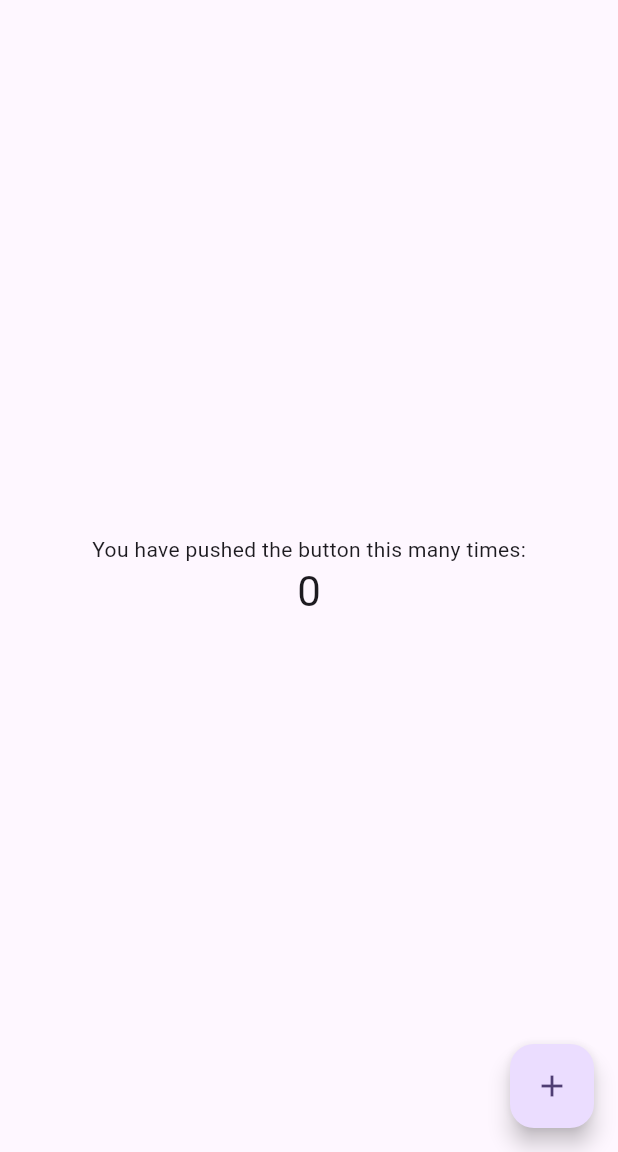
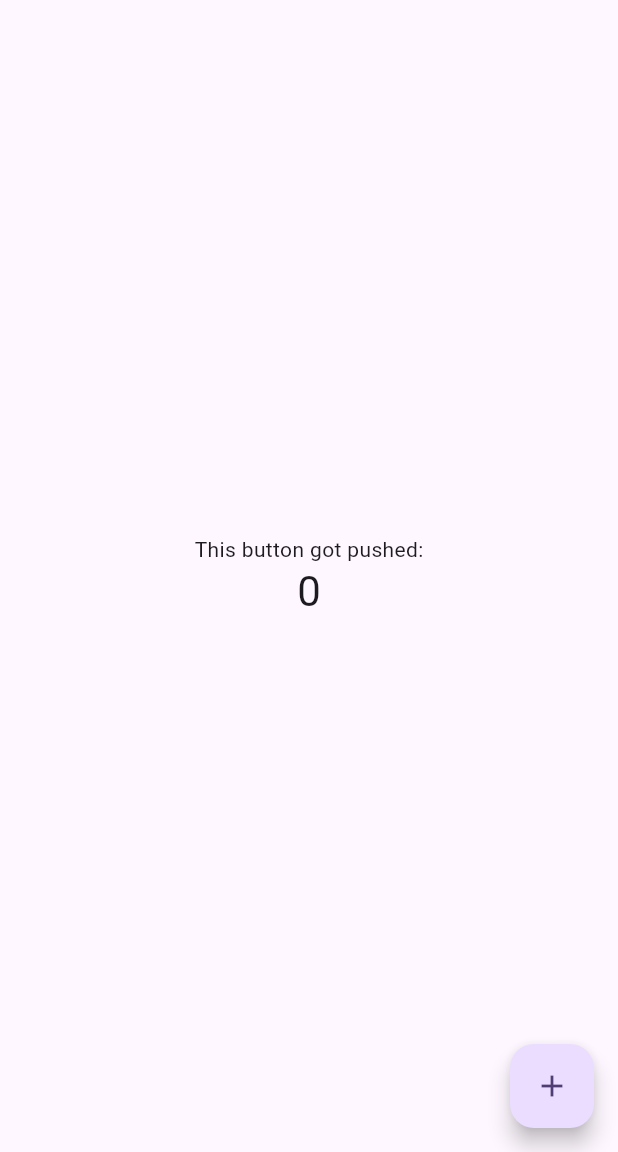
Before and after one commit to Odinachi/first-repo, a Flutter app: the screen it shows after launch, on a phone screen of 412 x 824 dp, the part 84-1236 px from its top. Run offline on Flutter 3.47's test engine with Material 3 defaults, Android fonts, the phone set to English and light mode, and no system bars.

Commit message:
conflict simulation

```diff
--- a/lib/main.dart
+++ b/lib/main.dart
@@ -106,7 +106,7 @@ class _MyHomePageState extends State<MyHomePage> {
           mainAxisAlignment: MainAxisAlignment.center,
           children: <Widget>[
             const Text(
-              'You have pushed the button this many times:',
+              'This button got pushed:',
             ),
             Text(
               '$_counter',
```
Also changed, not shown: 1 other file.
